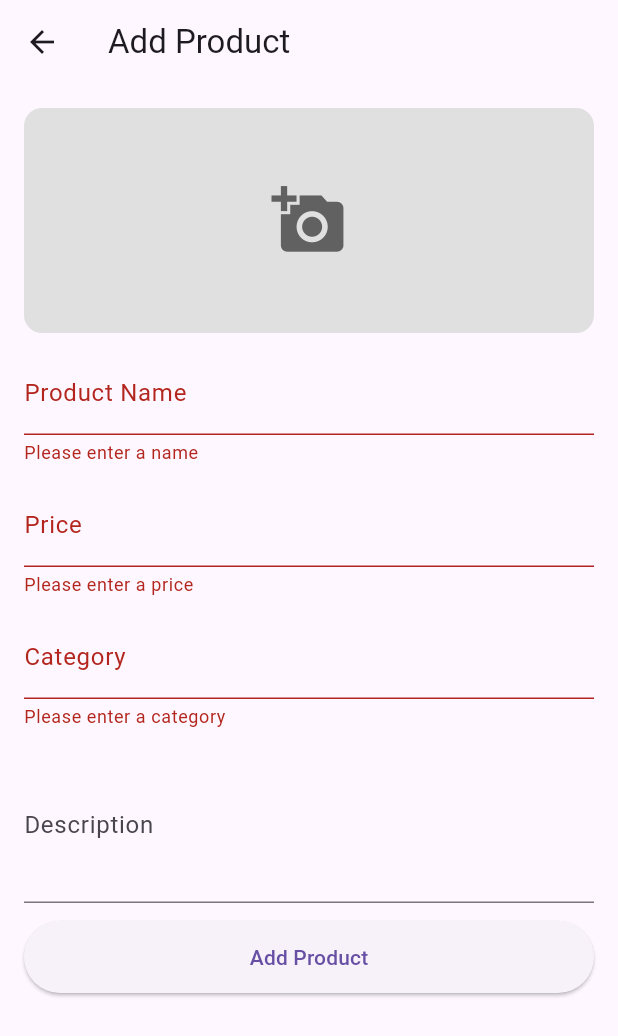
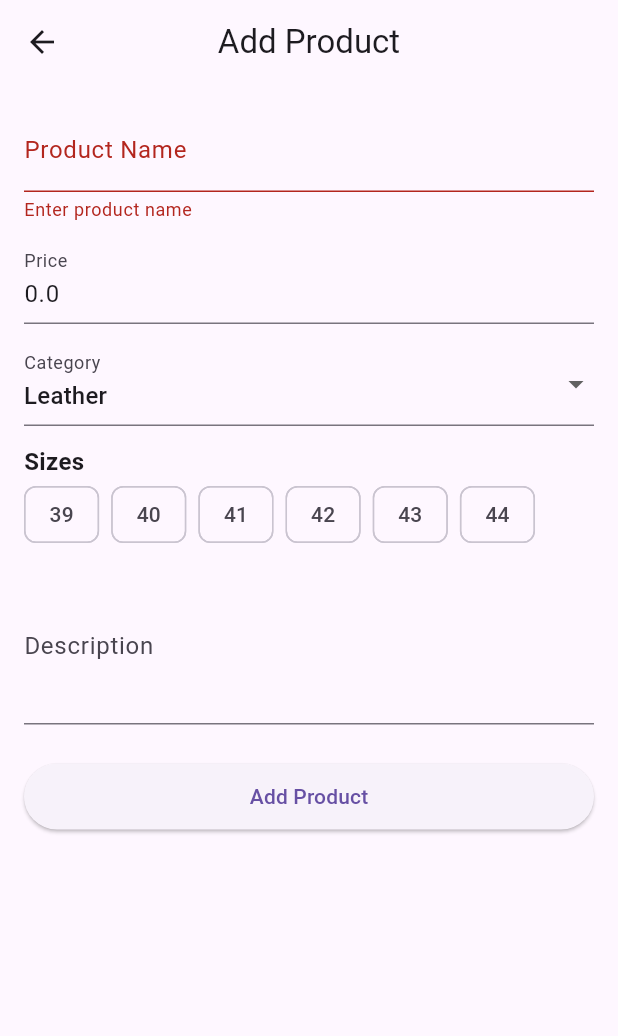
Before and after one commit to Redeat-Birhane/-2025-project-phase-mobile-tasks-, a Flutter app: the AddUpdatePage screen opened by its route, after a tap on "Add Product", on a phone screen of 412 x 824 dp. Shown: the top 1036 px of the screen. Run offline on Flutter 3.47's test engine with Material 3 defaults, Android fonts, the phone set to English and light mode, and no system bars; our stand-ins replace dartz, equatable, flutter_bloc, internet_connection_checker, shared_preferences; accounts and stored records are empty.

Commit message:
implement user-specific product management with add, update, delete, and search functionality

```diff
--- a/mobile/redeat/lib/features/presentation/pages/add.dart
+++ b/mobile/redeat/lib/features/presentation/pages/add.dart
@@ -1,11 +1,13 @@
+import 'dart:io';
+
 import 'package:flutter/material.dart';
-import 'package:image_picker/image_picker.dart';
-import 'dart:io';
 
 class AddUpdatePage extends StatefulWidget {
   final Map<String, dynamic>? product;
+  final String userEmail;
 
-  const AddUpdatePage({Key? key, this.product}) : super(key: key);
+  const AddUpdatePage({Key? key, this.product, required this.userEmail})
+      : super(key: key);
 
   @override
   _AddUpdatePageState createState() => _AddUpdatePageState();
@@ -13,61 +15,54 @@ class AddUpdatePage extends StatefulWidget {
 
 class _AddUpdatePageState extends State<AddUpdatePage> {
   final _formKey = GlobalKey<FormState>();
-  late TextEditingController _nameController;
-  late TextEditingController _priceController;
-  late TextEditingController _categoryController;
-  late TextEditingController _descriptionController;
+  late String _name;
+  late double _price;
+  late String _category;
+  late String _description;
+  late List<int> _sizes;
+  String _imagePath = 'assets/images/shoe.jpg';
 
-  double _rating = 0;
-  List<int> _sizes = [];
-
-  XFile? _pickedImage;
-  final ImagePicker _picker = ImagePicker();
+  final List<String> _categories = ['Leather', 'Sneakers', 'Formal', 'Casual'];
+  final List<int> _availableSizes = [39, 40, 41, 42, 43, 44];
 
   @override
   void initState() {
     super.initState();
     final product = widget.product;
-    _nameController = TextEditingController(text: product?['name'] ?? '');
-    _priceController = TextEditingController(text: product?['price']?.toString() ?? '');
-    _categoryController = TextEditingController(text: product?['category'] ?? '');
-    _descriptionController = TextEditingController(text: product?['description'] ?? '');
-    _rating = product?['rating'] ?? 0;
-    _sizes = List<int>.from(product?['sizes'] ?? []);
-  }
-
-  Future<void> _pickImage() async {
-    final picked = await _picker.pickImage(source: ImageSource.gallery);
-    if (picked != null) {
-      setState(() {
-        _pickedImage = picked;
-      });
+    if (product != null) {
+      _name = product['name'] ?? '';
+      _price = (product['price'] ?? 0).toDouble();
+      _category = product['category'] ?? _categories.first;
+      _description = product['description'] ?? '';
+      _sizes = List<int>.from(product['sizes'] ?? _availableSizes);
+      _imagePath = product['image'] ?? _imagePath;
+    } else {
+      _name = '';
+      _price = 0;
+      _category = _categories.first;
+      _description = '';
+      _sizes = [];
     }
-  }
-
-  @override
-  void dispose() {
-    _nameController.dispose();
-    _priceController.dispose();
-    _categoryController.dispose();
-    _descriptionController.dispose();
-    super.dispose();
   }
 
   void _submit() {
     if (_formKey.currentState!.validate()) {
-      final productData = {
-        'id': widget.product?['id'] ?? DateTime.now().millisecondsSinceEpoch.toString(),
-        'name': _nameController.text.trim(),
-        'price': double.tryParse(_priceController.text.trim()) ?? 0.0,
-        'category': _categoryController.text.trim(),
-        'rating': _rating,
-        'description': _descriptionController.text.trim(),
+      _formKey.currentState!.save();
+
+      final product = widget.product;
+      final updatedProduct = <String, dynamic>{
+        'id': product != null ? product['id'] : DateTime.now().millisecondsSinceEpoch.toString(),
+        'name': _name,
+        'price': _price,
+        'category': _category,
+        'description': _description,
         'sizes': _sizes,
-        'image': _pickedImage?.path ?? widget.product?['image'] ?? 'assets/images/shoe.jpg',
+        'image': _imagePath,
+        'owner': widget.userEmail,
+        'rating': product != null ? product['rating'] ?? 0.0 : 0.0,
       };
 
-      Navigator.pop(context, productData); // Return updated/new product
+      Navigator.pop(context, updatedProduct);
     }
   }
 
@@ -79,76 +74,93 @@ class _AddUpdatePageState extends State<AddUpdatePage> {
     return Scaffold(
       appBar: AppBar(
         title: Text(widget.product == null ? 'Add Product' : 'Update Product'),
+        centerTitle: true,
       ),
-      body: Padding(
+      body: SingleChildScrollView(
         padding: EdgeInsets.all(isMobile ? 16.0 : 24.0),
         child: Form(
           key: _formKey,
-          child: ListView(
+          child: Column(
+            crossAxisAlignment: CrossAxisAlignment.stretch,
             children: [
-              GestureDetector(
-                onTap: _pickImage,
-                child: Container(
-                  height: isMobile ? 150 : 250,
-                  decoration: BoxDecoration(
-                    borderRadius: BorderRadius.circular(12),
-                    color: Colors.grey[300],
-                    image: _pickedImage != null
-                        ? DecorationImage(
-                      image: FileImage(File(_pickedImage!.path)),
-                      fit: BoxFit.cover,
-                    )
-                        : widget.product != null && widget.product!['image'] != null
-                        ? DecorationImage(
-                      image: widget.product!['image'].toString().startsWith('assets/')
-                          ? AssetImage(widget.product!['image']) as ImageProvider
-                          : FileImage(File(widget.product!['image'])),
-                      fit: BoxFit.cover,
-                    )
-                        : null,
-                  ),
-                  child: _pickedImage == null &&
-                      (widget.product == null || widget.product!['image'] == null)
-                      ? Center(
-                    child: Icon(Icons.add_a_photo, size: 50, color: Colors.grey[700]),
-                  )
-                      : null,
-                ),
+
+              TextFormField(
+                initialValue: _name,
+                decoration: InputDecoration(labelText: 'Product Name'),
+                validator: (val) => val == null || val.isEmpty ? 'Enter product name' : null,
+                onSaved: (val) => _name = val ?? '',
               ),
               SizedBox(height: isMobile ? 12 : 16),
+
+
               TextFormField(
-                controller: _nameController,
-                decoration: InputDecoration(labelText: 'Product Name'),
-                validator: (value) =>
-                (value == null || value.isEmpty) ? 'Please enter a name' : null,
+                initialValue: _price.toString(),
+                decoration: InputDecoration(labelText: 'Price'),
+                keyboardType: TextInputType.numberWithOptions(decimal: true),
+                validator: (val) {
+                  if (val == null || val.isEmpty) return 'Enter price';
+                  if (double.tryParse(val) == null) return 'Enter a valid number';
+                  return null;
+                },
+                onSaved: (val) => _price = double.parse(val ?? '0'),
               ),
               SizedBox(height: isMobile ? 12 : 16),
-              TextFormField(
-                controller: _priceController,
-                decoration: InputDecoration(labelText: 'Price'),
-                validator: (value) =>
-                (value == null || value.isEmpty) ? 'Please enter a price' : null,
-                keyboardType: TextInputType.number,
+
+
+              DropdownButtonFormField<String>(
+                value: _category,
+                decoration: InputDecoration(labelText: 'Category'),
+                items: _categories
+                    .map((c) => DropdownMenuItem(value: c, child: Text(c)))
+                    .toList(),
+                onChanged: (val) {
+                  if (val != null) setState(() => _category = val);
+                },
               ),
               SizedBox(height: isMobile ? 12 : 16),
-              TextFormField(
-                controller: _categoryController,
-                decoration: InputDecoration(labelText: 'Category'),
-                validator: (value) =>
-                (value == null || value.isEmpty) ? 'Please enter a category' : null,
+
+              // Sizes (multi-select)
+              Text(
+                'Sizes',
+                style: TextStyle(
+                    fontWeight: FontWeight.bold,
+                    fontSize: isMobile ? 16 : 18),
+              ),
+              Wrap(
+                spacing: 8,
+                children: _availableSizes.map((size) {
+                  final selected = _sizes.contains(size);
+                  return FilterChip(
+                    label: Text(size.toString()),
+                    selected: selected,
+                    onSelected: (bool selected) {
+                      setState(() {
+                        if (selected) {
+                          _sizes.add(size);
+                        } else {
+                          _sizes.remove(size);
+                        }
+                      });
+                    },
+                  );
+                }).toList(),
               ),
               SizedBox(height: isMobile ? 12 : 16),
+
+
               TextFormField(
-                controller: _descriptionController,
+                initialValue: _description,
                 decoration: InputDecoration(labelText: 'Description'),
                 maxLines: 3,
+                onSaved: (val) => _description = val ?? '',
               ),
-              SizedBox(height: isMobile ? 12 : 16),
+              SizedBox(height: isMobile ? 24 : 32),
+
               ElevatedButton(
                 onPressed: _submit,
                 child: Text(widget.product == null ? 'Add Product' : 'Update Product'),
                 style: ElevatedButton.styleFrom(
-                  padding: EdgeInsets.symmetric(vertical: isMobile ? 14 : 16),
+                  padding: EdgeInsets.symmetric(vertical: isMobile ? 12 : 16),
                 ),
               ),
             ],
--- a/mobile/redeat/lib/features/presentation/pages/details.dart
+++ b/mobile/redeat/lib/features/presentation/pages/details.dart
@@ -153,7 +153,7 @@ class DetailsPage extends StatelessWidget {
                         Navigator.pushNamed(
                           context,
                           '/add',
-                          arguments: {'product': product},
+                          arguments: {'product': product, 'userEmail': product['owner']},
                         ).then((updatedProduct) {
                           if (updatedProduct != null && updatedProduct is Map<String, dynamic>) {
                             Navigator.pop(context, updatedProduct);
--- a/mobile/redeat/lib/main.dart
+++ b/mobile/redeat/lib/main.dart
@@ -17,7 +17,6 @@ import 'features/auth/presentation/pages/splash_page.dart';
 import 'features/auth/presentation/pages/sign_in_page.dart';
 import 'features/auth/presentation/pages/sign_up_page.dart';
 import 'features/presentation/pages/home.dart';
-
 import 'features/presentation/pages/add.dart';
 import 'features/presentation/pages/search.dart';
 import 'features/presentation/pages/details.dart';
@@ -28,7 +27,8 @@ void main() async {
   final sharedPreferences = await SharedPreferences.getInstance();
   final httpClient = http.Client();
 
-  final authLocalDataSource = AuthLocalDataSourceImpl(sharedPreferences: sharedPreferences);
+  final authLocalDataSource =
+  AuthLocalDataSourceImpl(sharedPreferences: sharedPreferences);
   final authRemoteDataSource = AuthRemoteDataSourceImpl(client: httpClient);
 
   final AuthRepository authRepository = AuthRepositoryImpl(
@@ -70,37 +70,45 @@ class MyApp extends StatelessWidget {
             case '/home':
               final args = settings.arguments as Map<String, dynamic>? ?? {};
               final userName = args['userName'] as String? ?? '';
-              return MaterialPageRoute(builder: (_) => HomePage(userName: userName));
+              final userEmail = args['userEmail'] as String? ?? '';
+              return MaterialPageRoute(
+                  builder: (_) =>
+                      HomePage(userName: userName, userEmail: userEmail));
 
             case '/add':
-              final args = settings.arguments as Map<String, dynamic>?;
-              final product = args != null ? args['product'] as Map<String, dynamic>? : null;
-              return MaterialPageRoute(builder: (_) => AddUpdatePage(product: product));
+              final args = settings.arguments as Map<String, dynamic>? ?? {};
+              final product = args['product'] as Map<String, dynamic>?;
+              final userEmail = args['userEmail'] as String? ?? '';
+              return MaterialPageRoute(
+                  builder: (_) =>
+                      AddUpdatePage(product: product, userEmail: userEmail));
 
             case '/search':
-              return MaterialPageRoute(builder: (_) => SearchPage());
+              final args = settings.arguments as Map<String, dynamic>? ?? {};
+              final userEmail = args['userEmail'] as String? ?? '';
+              return MaterialPageRoute(
+                  builder: (_) => SearchPage(userEmail: userEmail));
 
             case '/details':
-              final args = settings.arguments as Map<String, dynamic>?;
-              if (args == null || args['product'] == null) {
+              final args = settings.arguments as Map<String, dynamic>? ?? {};
+              final product = args['product'] as Map<String, dynamic>?;
+              final onDelete = args['onDelete'] as Function()?;
+              if (product == null) {
                 return MaterialPageRoute(
-                  builder: (_) => Scaffold(
-                    body: Center(child: Text('Product data not provided')),
-                  ),
-                );
+                    builder: (_) => Scaffold(
+                      body: Center(child: Text('Product data not provided')),
+                    ));
               }
-              final product = args['product'] as Map<String, dynamic>;
-              final onDelete = args['onDelete'] as Function()?;
               return MaterialPageRoute(
-                builder: (_) => DetailsPage(product: product, onDelete: onDelete),
-              );
+                  builder: (_) =>
+                      DetailsPage(product: product, onDelete: onDelete));
 
             default:
               return MaterialPageRoute(
-                builder: (_) => Scaffold(
-                  body: Center(child: Text('No route defined for ${settings.name}')),
-                ),
-              );
+                  builder: (_) => Scaffold(
+                    body: Center(
+                        child: Text('No route defined for ${settings.name}')),
+                  ));
           }
         },
       ),
```
Also changed, not shown: mobile/redeat/lib/core/product_storage.dart (added, +32 -0 lines), mobile/redeat/lib/features/presentation/pages/home.dart (+45 -27 lines), mobile/redeat/lib/features/presentation/pages/search.dart (+27 -18 lines).
